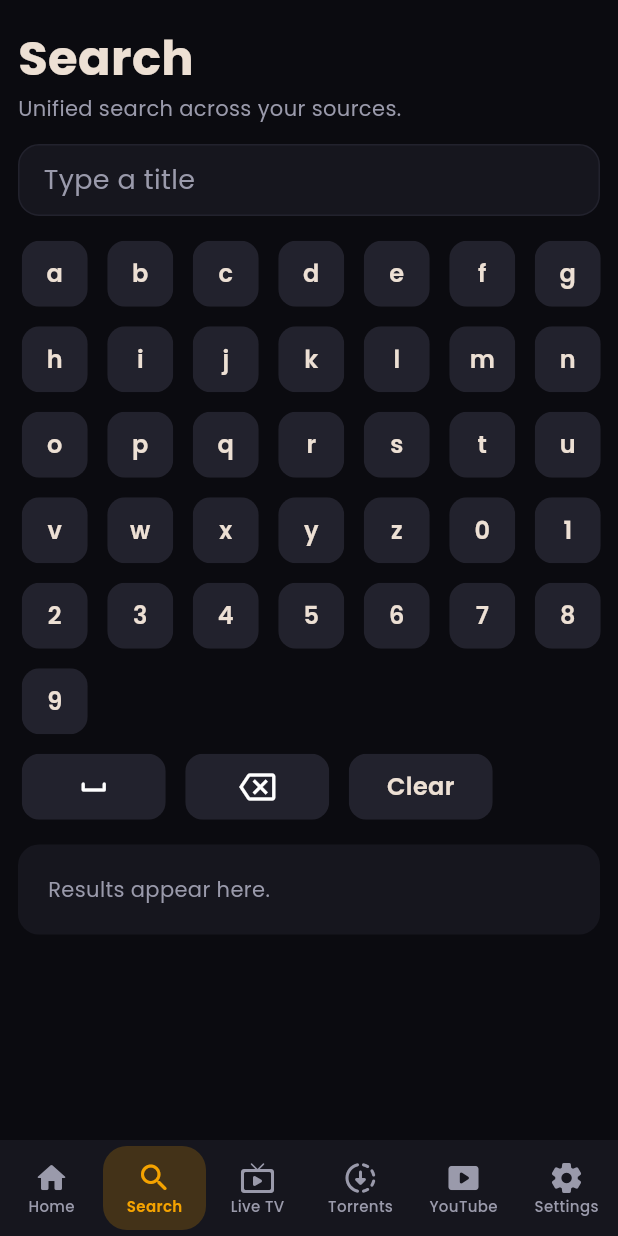
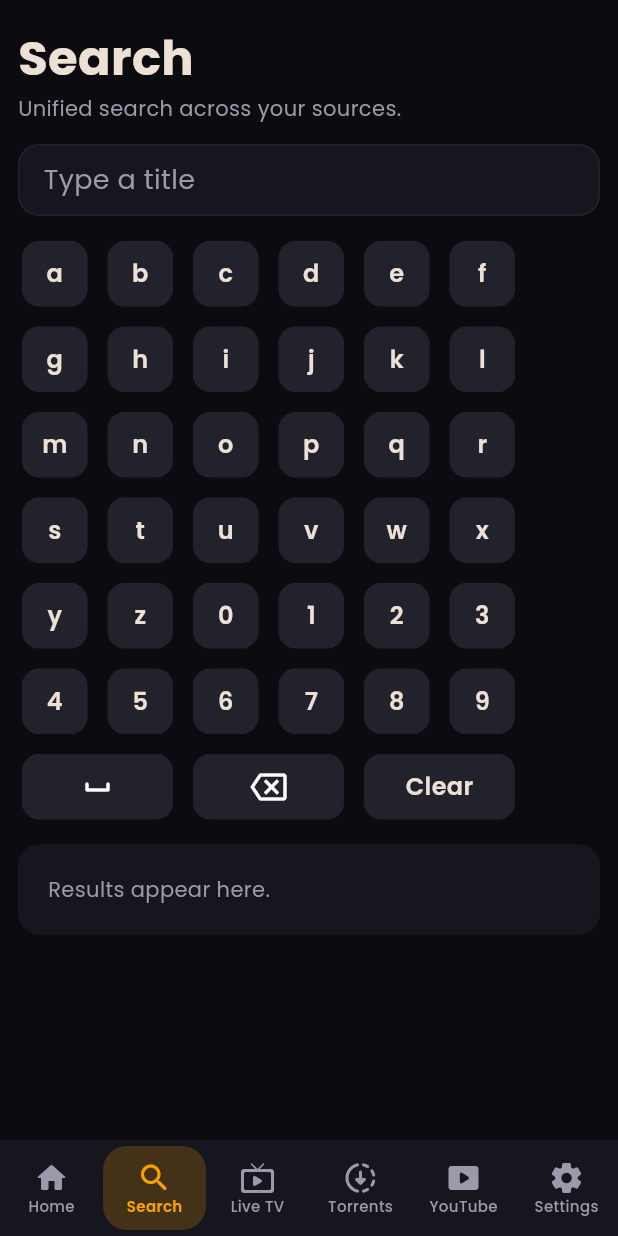
Before and after one commit to sudharamachandranrajeev/chithram, a Flutter app: the screen it shows after launch, item 2 of the bottom bar chosen, on a phone screen of 412 x 824 dp. Run offline on Flutter 3.47's test engine with Material 3 defaults, Android fonts, the phone set to English and light mode, and no system bars; missing offline and left inert: media_kit, media_kit_video.

Commit message:
Search keys: count the focus border in the grid width
Co-Authored-By: Claude Code <noreply@anthropic.com>

```diff
--- a/app/lib/src/ui/search_page.dart
+++ b/app/lib/src/ui/search_page.dart
@@ -53,7 +53,7 @@ class _SearchPageState extends State<SearchPage> {
       skipTraversal: true,
       onKeyEvent: _onKey,
       child: LayoutBuilder(builder: (context, box) {
-        final cols = ((box.maxWidth - pad * 2 + gap) / (key + gap)).floor().clamp(4, 12);
+        final cols = ((box.maxWidth - pad * 2 + gap) / (key + 5 + gap)).floor().clamp(4, 12);
         final rows = <List<String>>[
           for (var i = 0; i < _chars.length; i += cols)
             [for (var j = i; j < i + cols && j < _chars.length; j++) _chars[j]],
@@ -105,15 +105,15 @@ class _SearchPageState extends State<SearchPage> {
                 Padding(
                   padding: const EdgeInsets.only(right: gap),
                   child: keyCard(Icon(Icons.space_bar_rounded, size: d.t(24)), () => _add(' '),
-                      width: key * 2 + gap, id: 'space'),
+                      width: key * 2 + gap + 5, id: 'space'),
                 ),
                 Padding(
                   padding: const EdgeInsets.only(right: gap),
                   child: keyCard(Icon(Icons.backspace_outlined, size: d.t(24)), _backspace,
-                      width: key * 2 + gap, id: 'backspace'),
+                      width: key * 2 + gap + 5, id: 'backspace'),
                 ),
                 keyCard(Text('Clear', style: TextStyle(fontSize: d.t(16), fontWeight: FontWeight.w600)), _clear,
-                    width: key * 2 + gap, id: 'clear'),
+                    width: key * 2 + gap + 5, id: 'clear'),
               ],
             ),
           ],
```
